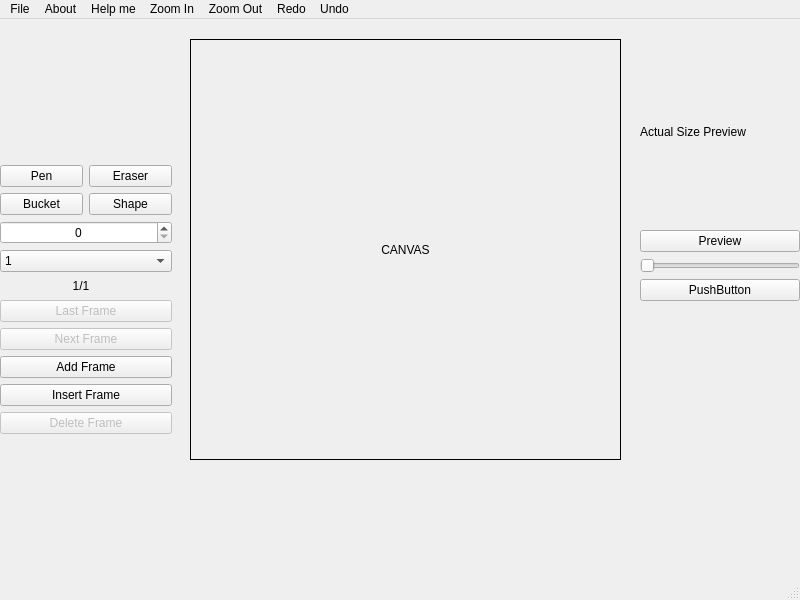
First picture: the form in SpriteEditor/view.ui, repository University-of-Utah-CS3505/a7-sprite-editor-s22-charming21, before the edit.
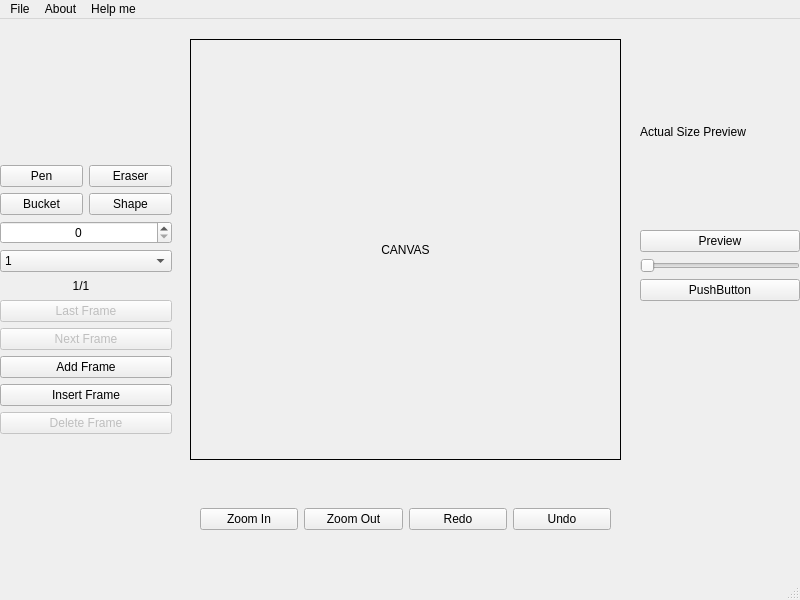
Second picture: the form after the edit. Custom widgets are drawn as their Qt base class.

Commit message: Commit 2.7 added zoomIn and zoomOut buttons with their connections.

Patch:
```diff
--- a/SpriteEditor/view.ui
+++ b/SpriteEditor/view.ui
@@ -221,6 +221,46 @@
      <string/>
     </property>
    </widget>
+   <widget class="QWidget" name="horizontalLayoutWidget">
+    <property name="geometry">
+     <rect>
+      <x>200</x>
+      <y>470</y>
+      <width>411</width>
+      <height>61</height>
+     </rect>
+    </property>
+    <layout class="QHBoxLayout" name="horizontalLayout">
+     <item>
+      <widget class="QPushButton" name="zoomInButton">
+       <property name="text">
+        <string>Zoom In</string>
+       </property>
+      </widget>
+     </item>
+     <item>
+      <widget class="QPushButton" name="zoomOutButton">
+       <property name="text">
+        <string>Zoom Out</string>
+       </property>
+      </widget>
+     </item>
+     <item>
+      <widget class="QPushButton" name="redoButton">
+       <property name="text">
+        <string>Redo</string>
+       </property>
+      </widget>
+     </item>
+     <item>
+      <widget class="QPushButton" name="undoButton">
+       <property name="text">
+        <string>Undo</string>
+       </property>
+      </widget>
+     </item>
+    </layout>
+   </widget>
   </widget>
   <widget class="QMenuBar" name="menubar">
    <property name="geometry">
@@ -228,7 +268,7 @@
      <x>0</x>
      <y>0</y>
      <width>800</width>
-     <height>22</height>
+     <height>17</height>
     </rect>
    </property>
    <widget class="QMenu" name="menuFile">
@@ -248,33 +288,9 @@
      <string>Help me</string>
     </property>
    </widget>
-   <widget class="QMenu" name="menuZoom_In">
-    <property name="title">
-     <string>Zoom In</string>
-    </property>
-   </widget>
-   <widget class="QMenu" name="menuZoom_Out">
-    <property name="title">
-     <string>Zoom Out</string>
-    </property>
-   </widget>
-   <widget class="QMenu" name="menuRedo">
-    <property name="title">
-     <string>Redo</string>
-    </property>
-   </widget>
-   <widget class="QMenu" name="menuUndo">
-    <property name="title">
-     <string>Undo</string>
-    </property>
-   </widget>
    <addaction name="menuFile"/>
    <addaction name="menuAbout"/>
    <addaction name="menuHelp_me"/>
-   <addaction name="menuZoom_In"/>
-   <addaction name="menuZoom_Out"/>
-   <addaction name="menuRedo"/>
-   <addaction name="menuUndo"/>
   </widget>
   <widget class="QStatusBar" name="statusbar"/>
   <action name="actionSave">
```
The commit also changes 5 other files.
